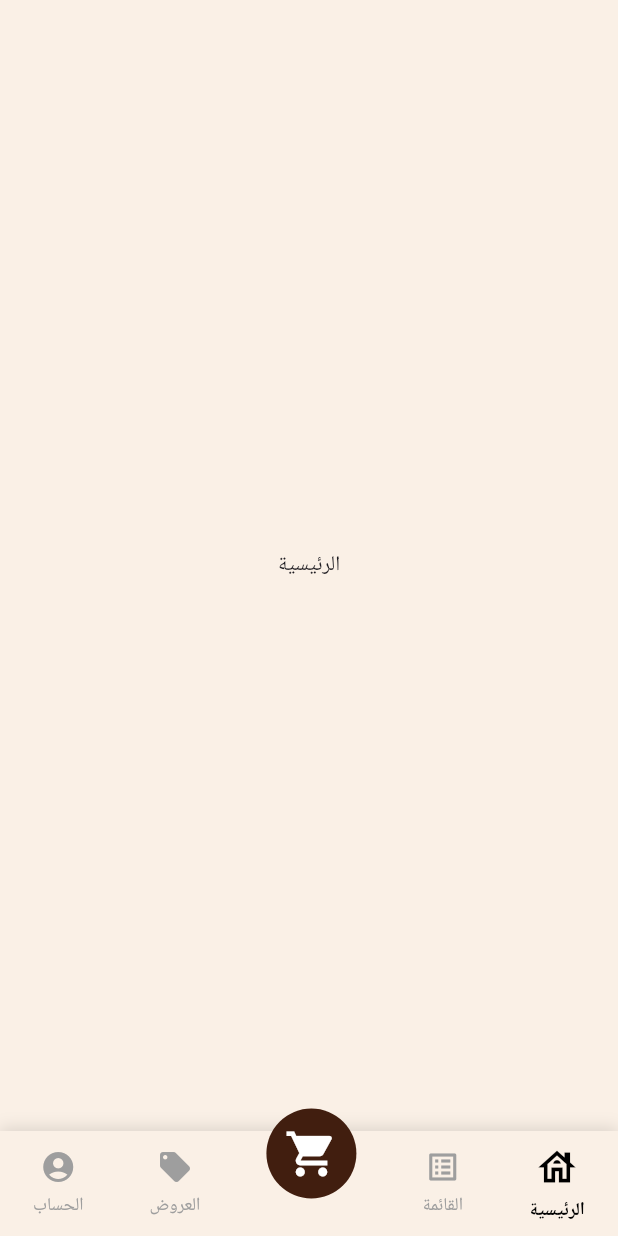
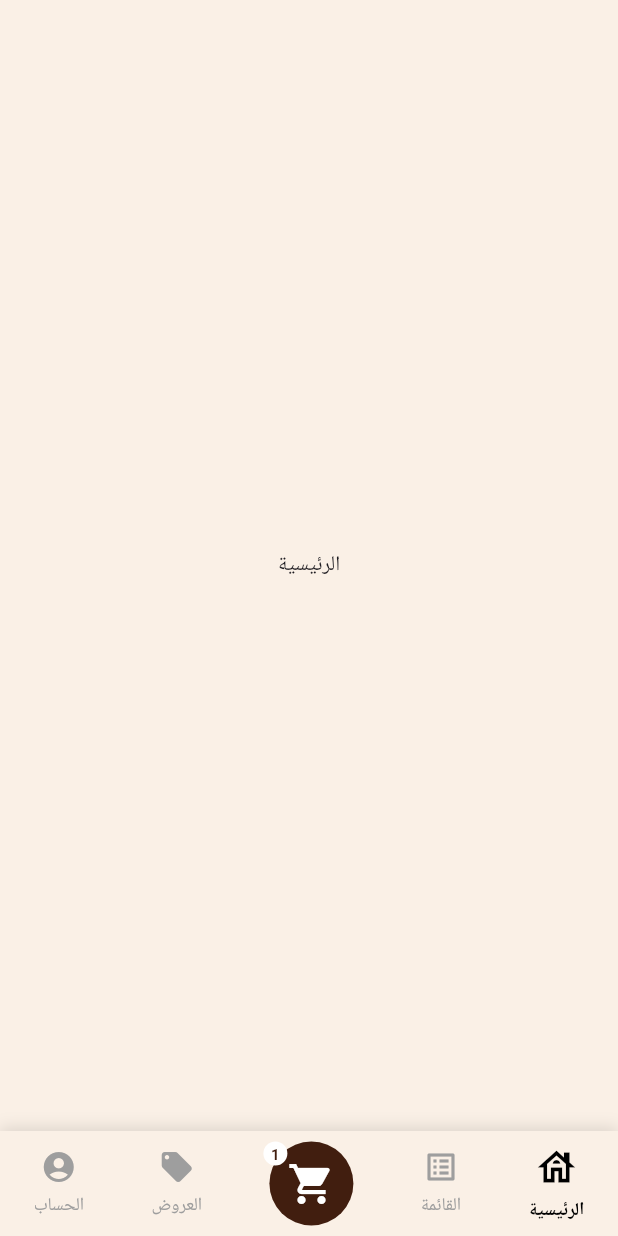
Before and after one commit to AbdelrahmanSiam/trust_flutter_task, a Flutter app: the screen it shows after launch, item 2 of the bottom bar chosen, after a tap on "الرئيسية", on a phone screen of 412 x 824 dp. Run offline on Flutter 3.47's test engine with Material 3 defaults, Android fonts, the phone set to English and light mode, and no system bars; our stand-ins replace go_router.

Commit message:
fix routes

```diff
--- a/lib/core/network/app_router.dart
+++ b/lib/core/network/app_router.dart
@@ -1,25 +1,52 @@
 import 'package:flutter/material.dart';
 import 'package:go_router/go_router.dart';
 import 'package:trust_flutter_task/features/card/presentation/cart_view.dart';
+import 'package:trust_flutter_task/features/product_details/presentation/views/product_details_view.dart';
 import 'package:trust_flutter_task/features/products/presentation/views/products_view.dart';
+import 'package:trust_flutter_task/features/products/presentation/views/widgets/product_view_body.dart';
 class AppRouter {
-static const String kProductView= "/";
-static const String kCartView= "/cartView";
+  static const String kProductsView = '/';
+  static const String kProductDetailsView = '/productDetails';
+  static const String kCartView = '/cart';
+
   static final GoRouter router = GoRouter(
-  routes: <RouteBase>[
+    routes: [
+
+      /// 🧭 ShellRoute = Screens فيها BottomNavBar
+      ShellRoute(
+        builder: (context, state, child) {
+          return ProductsView(child: child);
+        },
+        routes: [
           GoRoute(
-      path: kProductView,
-      builder: (BuildContext context, GoRouterState state) {
-        return const ProductsView();
-      },
-      routes: <RouteBase>[
+            path: kProductsView,
+            builder: (context, state) =>
+                const Center(child: Text("الرئيسية")),
+          ),
+          GoRoute(
+            path: '/menu',
+            builder: (context, state) => const ProductViewBody(),
+          ),
+          GoRoute(
+            path: '/offers',
+            builder: (context, state) =>
+                const Center(child: Text("العروض")),
+          ),
+          GoRoute(
+            path: '/profile',
+            builder: (context, state) =>
+                const Center(child: Text("الحساب")),
+          ),
+        ],
+      ),
+
+      GoRoute(
+        path: kProductDetailsView,
+        builder: (context, state) => const ProductDetailsView(),
+      ),
       GoRoute(
         path: kCartView,
-          builder: (BuildContext context, GoRouterState state) {
-            return const CartView();
-          },
-        ),
-      ],
+        builder: (context, state) => const CartView(),
       ),
     ],
   );
--- a/lib/core/widgets/cart_icon.dart
+++ b/lib/core/widgets/cart_icon.dart
@@ -33,17 +33,17 @@ class CartIcon extends StatelessWidget {
           if (cartCount > 0)
             Positioned(
               top: -4,
-              right: -4,
+              left: -4,
               child: Container(
                 padding: const EdgeInsets.all(5),
                 decoration: const BoxDecoration(
-                  color: Colors.red,
+                  color: Colors.white,
                   shape: BoxShape.circle,
                 ),
                 child: Text(
                   cartCount.toString(),
                   style: const TextStyle(
-                    color: Colors.white,
+                    color: Color(0XFF411E0F),
                     fontSize: 10,
                     fontWeight: FontWeight.bold,
                   ),
--- a/lib/features/product_details/presentation/views/widgets/product_details_app_bar.dart
+++ b/lib/features/product_details/presentation/views/widgets/product_details_app_bar.dart
@@ -14,7 +14,7 @@ class CustomProductDetailsAppBar extends StatelessWidget {
       children: [
         CustomBackButton(
           onTap: (){
-            (context).go(AppRouter.kProductView);
+            (context).push(AppRouter.kProductsView);
           },
         ),
         SizedBox(width: 50,),
--- a/lib/features/products/presentation/views/products_view.dart
+++ b/lib/features/products/presentation/views/products_view.dart
@@ -1,42 +1,59 @@
 import 'package:flutter/material.dart';
+import 'package:go_router/go_router.dart';
+import 'package:trust_flutter_task/core/network/app_router.dart';
 import 'package:trust_flutter_task/features/product_details/presentation/views/product_details_view.dart';
-import 'package:trust_flutter_task/features/product_details/presentation/views/widgets/product_details_view_body.dart';
 import 'package:trust_flutter_task/features/products/presentation/views/widgets/custom_bottom_nav_bar.dart';
 import 'package:trust_flutter_task/features/products/presentation/views/widgets/product_view_body.dart';
 
 class ProductsView extends StatefulWidget {
-  const ProductsView({super.key});
+  final Widget child;
+
+  const ProductsView({super.key, required this.child});
 
   @override
   State<ProductsView> createState() => _ProductsViewState();
 }
 
 class _ProductsViewState extends State<ProductsView> {
-    int selectedIndex = 0;
-
-    final List<Widget> pages = const [
-    Center(child: Text("الرئيسية")),
-    ProductViewBody(),
-    ProductDetailsView(),
-    Center(child: Text("العروض")),
-    Center(child: Text("الحساب")),
-  ];
+  int selectedIndex = 0;
+  int cartCount = 1;
 
   void onItemTapped(int index) {
     setState(() {
       selectedIndex = index;
     });
+
+    switch (index) {
+      case 0:
+        context.go(AppRouter.kProductsView);
+        break;
+      case 1:
+        context.go('/menu');
+        break;
+      case 3:
+        context.go('/offers');
+        break;
+      case 4:
+        context.go('/profile');
+        break;
+    }
   }
+
+  void onCartTap() {
+    if (cartCount == 0) return;
+
+    context.push(AppRouter.kProductDetailsView);
+  }
+
   @override
   Widget build(BuildContext context) {
     return Scaffold(
-      body: IndexedStack(
-        index: selectedIndex,
-        children: pages,
-      ),
+      body: widget.child,
       bottomNavigationBar: CustomBottomNavBar(
         selectedIndex: selectedIndex,
         onItemTapped: onItemTapped,
+        cartCount: cartCount,
+        onCartTap: onCartTap,
       ),
     );
   }
--- a/lib/features/products/presentation/views/widgets/custom_bottom_nav_bar.dart
+++ b/lib/features/products/presentation/views/widgets/custom_bottom_nav_bar.dart
@@ -1,15 +1,18 @@
 import 'package:flutter/material.dart';
+import 'package:trust_flutter_task/core/widgets/cart_icon.dart';
 import 'package:trust_flutter_task/features/products/presentation/views/widgets/nav_bar_item.dart';
 
 class CustomBottomNavBar extends StatelessWidget {
   const CustomBottomNavBar({
     super.key,
     required this.selectedIndex,
-    required this.onItemTapped,
+    required this.onItemTapped, required this.cartCount, required this.onCartTap,
   });
 
   final int selectedIndex;
   final Function(int) onItemTapped;
+  final int cartCount;
+  final VoidCallback onCartTap;
 
   @override
   Widget build(BuildContext context) {
@@ -41,12 +44,7 @@ class CustomBottomNavBar extends StatelessWidget {
             isSelected: selectedIndex == 1,
             onTap: () => onItemTapped(1),
           ),
-          NavBarItem(
-            icon: Icons.shopping_cart,
-            isSelected: selectedIndex == 2,
-            isMiddle: true,
-            onTap: () => onItemTapped(2),
-          ),
+          CartIcon(cartCount: cartCount, onTap: onCartTap),
           NavBarItem(
             icon: Icons.local_offer,
             label: "العروض",
```
Lines whose indentation alone changed are shown as unchanged.
